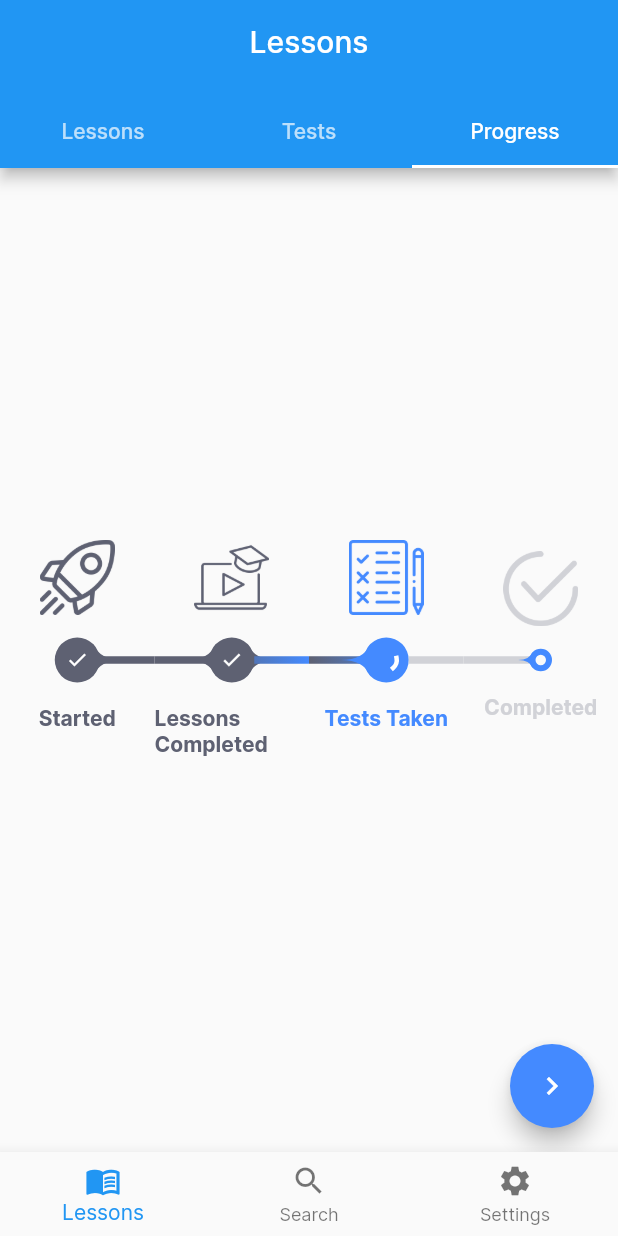
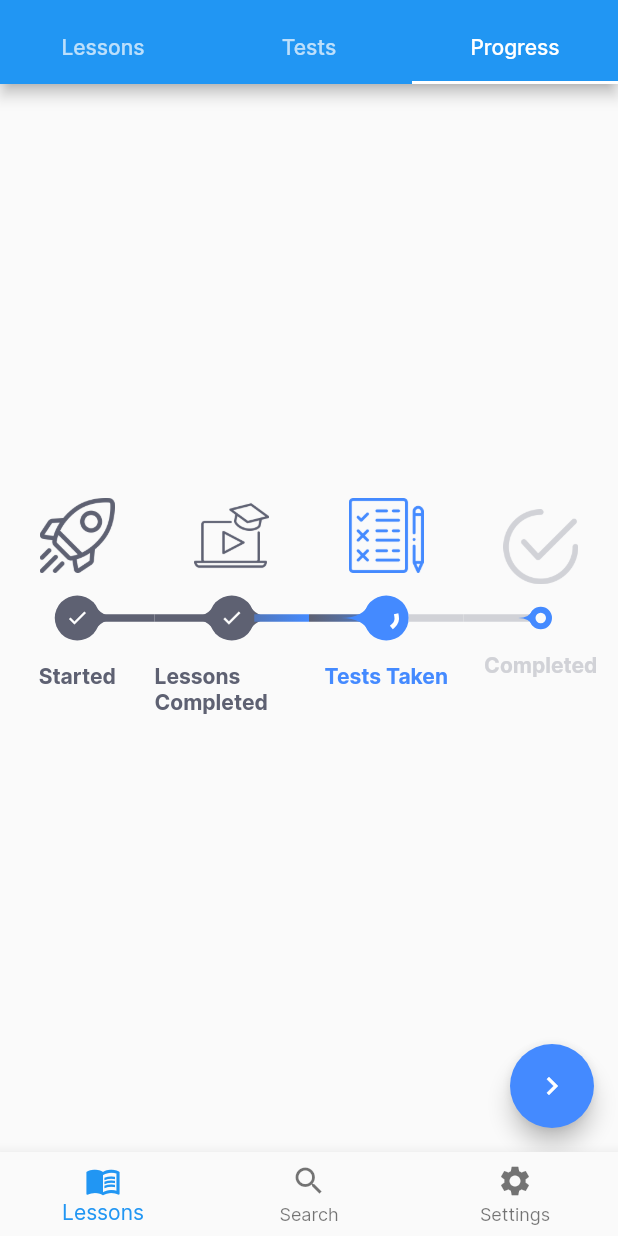
Before and after one commit to shrey333/shabdamitra, a Flutter app: the HomePage screen opened directly, tab 3 chosen, on a phone screen of 412 x 824 dp. Run offline on Flutter 3.47's test engine with Material 2 defaults, Android fonts, the phone set to English and light mode, and no system bars; drawn by our look-alikes of timelines; our stand-ins replace auto_size_text, cached_network_image, card_swiper, get, get_storage, just_audio and 1 more; missing offline and left inert: awesome_select, flappy_search_bar_ns; accounts and stored records are empty.

Commit message:
removed appBar in homepges

```diff
--- a/lib/homepage.dart
+++ b/lib/homepage.dart
@@ -27,11 +27,6 @@ class _HomePageState extends State<HomePage> {
     });
   }
 
-  final _list = [
-    "Lessons",
-    "Search",
-    "Settings",
-  ];
   final _listWidget = [
     const Lessons(),
     const Search(),
@@ -59,11 +54,6 @@ class _HomePageState extends State<HomePage> {
           ),
         ],
       ),
-      appBar: AppBar(
-        title: Text(_list[_selectedIndex]),
-        centerTitle: true,
-        elevation: 0,
-      ),
       body: _listWidget[_selectedIndex],
     );
   }
--- a/lib/word/word_display.dart
+++ b/lib/word/word_display.dart
@@ -13,6 +13,7 @@ class WordDisplay extends StatefulWidget {
 }
 
 class _WordDisplayState extends State<WordDisplay> {
+  final height = Get.height;
   final player = AudioPlayer();
   @override
   Widget build(BuildContext context) {
@@ -52,7 +53,7 @@ class _WordDisplayState extends State<WordDisplay> {
                       errorWidget: (context, url, error) =>
                           const Icon(Icons.error),
                       fit: BoxFit.cover,
-                      height: 300,
+                      height: height * 0.3,
                     ),
                   ),
                   const ListTile(
```
